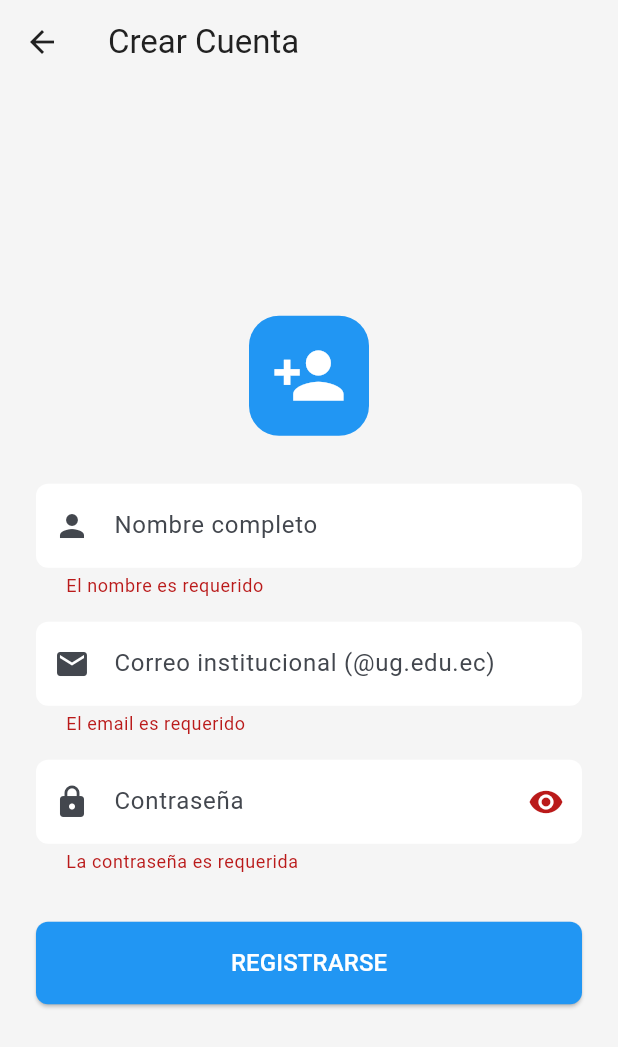
After one commit to brayan58/ug-bathfinder-app, a Flutter app: the RegisterPage screen opened directly, after a tap on "REGISTRARSE", on a phone screen of 412 x 824 dp. The commit adds this screen. Shown: the top 1047 px of the screen. Run offline on Flutter 3.47's test engine with Material 3 defaults, Android fonts, the phone set to English and light mode, and no system bars; our stand-ins replace dio, geolocator, google_maps_flutter, shared_preferences; missing offline and left inert: flutter_polyline_points; accounts and stored records are empty.

Commit message:
auth_register

```diff
--- a/lib/core/constants/api_constants.dart
+++ b/lib/core/constants/api_constants.dart
@@ -7,6 +7,7 @@ class ApiConstants {
   // Auth endpoints
   static String get register => '$baseUrl/auth/register.php';
   static String get login => '$baseUrl/auth/login.php';
+  static String get verifyCode => '$baseUrl/auth/verify_code.php';
 
   // Baños endpoints
   static String get getBanos => '$baseUrl/banos/get_all.php';
--- /dev/null
+++ b/lib/features/auth/pages/register_page.dart
@@ -0,0 +1,210 @@
+import 'package:flutter/material.dart';
+import 'package:provider/provider.dart';
+import '../providers/auth_provider.dart';
+import '../../../core/constants/app_colors.dart';
+import 'verify_code_page.dart';
+
+class RegisterPage extends StatefulWidget {
+  const RegisterPage({super.key});
+
+  @override
+  State<RegisterPage> createState() => _RegisterPageState();
+}
+
+class _RegisterPageState extends State<RegisterPage> {
+  final _nombreController = TextEditingController();
+  final _emailController = TextEditingController();
+  final _passwordController = TextEditingController();
+  final _formKey = GlobalKey<FormState>();
+  bool _obscurePassword = true;
+
+  @override
+  void dispose() {
+    _nombreController.dispose();
+    _emailController.dispose();
+    _passwordController.dispose();
+    super.dispose();
+  }
+
+  String? _validateNombre(String? value) {
+    if (value == null || value.trim().isEmpty) {
+      return 'El nombre es requerido';
+    }
+    return null;
+  }
+
+  String? _validateEmail(String? value) {
+    if (value == null || value.isEmpty) {
+      return 'El email es requerido';
+    }
+    if (!value.endsWith('@ug.edu.ec')) {
+      return 'Debe ser un correo institucional (@ug.edu.ec)';
+    }
+    return null;
+  }
+
+  String? _validatePassword(String? value) {
+    if (value == null || value.isEmpty) {
+      return 'La contraseña es requerida';
+    }
+    if (value.length < 6) {
+      return 'La contraseña debe tener al menos 6 caracteres';
+    }
+    return null;
+  }
+
+  Future<void> _handleRegister() async {
+    if (!_formKey.currentState!.validate()) return;
+
+    final nombre = _nombreController.text.trim();
+    final email = _emailController.text.trim();
+    final password = _passwordController.text;
+
+    final authProvider = context.read<AuthProvider>();
+    final success = await authProvider.register(nombre, email, password);
+
+    if (mounted) {
+      // Si el registro fue exitoso o quedó "pendiente de verificación"
+      if (success || authProvider.isPendingVerification) {
+        ScaffoldMessenger.of(context).showSnackBar(
+          const SnackBar(
+            content: Text('Registro exitoso. Revisa tu correo institucional.'),
+            backgroundColor: Colors.green,
+            duration: Duration(seconds: 4),
+          ),
+        );
+
+        //  pantalla para que ingrese el código
+        Navigator.pushReplacement(
+          context,
+          MaterialPageRoute(
+            builder: (context) => VerifyCodePage(
+              email: authProvider.pendingEmail ?? email,
+            ),
+          ),
+        );
+      } else {
+        // Mostrar error (ej: El correo ya existe, error de red)
+        if (authProvider.isConnectionError) {
+          ScaffoldMessenger.of(context).showSnackBar(
+            const SnackBar(
+              content: Text('Error de conexión. Revisa tu internet.'),
+              backgroundColor: Colors.orange,
+            ),
+          );
+        } else {
+          ScaffoldMessenger.of(context).showSnackBar(
+            SnackBar(
+              content: Text(authProvider.errorMessage ?? 'Error al registrarse'),
+              backgroundColor: AppColors.error,
+              duration: const Duration(seconds: 4),
+            ),
+          );
+        }
+      }
+    }
+  }
+
+  @override
+  Widget build(BuildContext context) {
+    return Scaffold(
+      appBar: AppBar(
+        title: const Text('Crear Cuenta'),
+        elevation: 0,
+        backgroundColor: Colors.transparent,
+        foregroundColor: AppColors.textPrimary,
+      ),
+      body: SafeArea(
+        child: Center(
+          child: SingleChildScrollView(
+            padding: const EdgeInsets.all(24),
+            child: Form(
+              key: _formKey,
+              child: Column(
+                mainAxisAlignment: MainAxisAlignment.center,
+                children: [
+                  // Ícono superior
+                  Container(
+                    width: 80,
+                    height: 80,
+                    decoration: BoxDecoration(
+                      color: AppColors.primary,
+                      borderRadius: BorderRadius.circular(20),
+                    ),
+                    child: const Icon(Icons.person_add, size: 50, color: Colors.white),
+                  ),
+                  const SizedBox(height: 32),
+
+                  // Campo de Nombre
+                  TextFormField(
+                    controller: _nombreController,
+                    keyboardType: TextInputType.name,
+                    validator: _validateNombre,
+                    decoration: const InputDecoration(
+                      prefixIcon: Icon(Icons.person),
+                      hintText: 'Nombre completo',
+                    ),
+                  ),
+                  const SizedBox(height: 16),
+
+                  // Campo de Email
+                  TextFormField(
+                    controller: _emailController,
+                    keyboardType: TextInputType.emailAddress,
+                    validator: _validateEmail,
+                    decoration: const InputDecoration(
+                      prefixIcon: Icon(Icons.email),
+                      hintText: 'Correo institucional (@ug.edu.ec)',
+                    ),
+                  ),
+                  const SizedBox(height: 16),
+
+                  // Campo de Contraseña
+                  TextFormField(
+                    controller: _passwordController,
+                    obscureText: _obscurePassword,
+                    validator: _validatePassword,
+                    decoration: InputDecoration(
+                      prefixIcon: const Icon(Icons.lock),
+                      hintText: 'Contraseña',
+                      suffixIcon: IconButton(
+                        icon: Icon(_obscurePassword ? Icons.visibility : Icons.visibility_off),
+                        onPressed: () => setState(() => _obscurePassword = !_obscurePassword),
+                      ),
+                    ),
+                  ),
+                  const SizedBox(height: 32),
+
+                  // Botón de Registro
+                  Consumer<AuthProvider>(
+                    builder: (context, authProvider, child) {
+                      return SizedBox(
+                        width: double.infinity,
+                        child: ElevatedButton(
+                          onPressed: authProvider.isLoading ? null : _handleRegister,
+                          style: ElevatedButton.styleFrom(
+                            padding: const EdgeInsets.symmetric(vertical: 16),
+                          ),
+                          child: authProvider.isLoading
+                              ? const SizedBox(
+                                  height: 20,
+                                  width: 20,
+                                  child: CircularProgressIndicator(
+                                    strokeWidth: 2,
+                                    color: Colors.white,
+                                  ),
+                                )
+                              : const Text('REGISTRARSE', style: TextStyle(fontSize: 16)),
+                        ),
+                      );
+                    },
+                  ),
+                ],
+              ),
+            ),
+          ),
+        ),
+      ),
+    );
+  }
+}
```
Also changed, not shown: lib/data/repositories/auth_repository.dart (+89 -3 lines), lib/features/auth/pages/login_page.dart (+51 -9 lines), lib/features/auth/pages/verify_code_page.dart (added, +121 -0 lines), lib/features/auth/providers/auth_provider.dart (+69 -2 lines), 3 other files.
